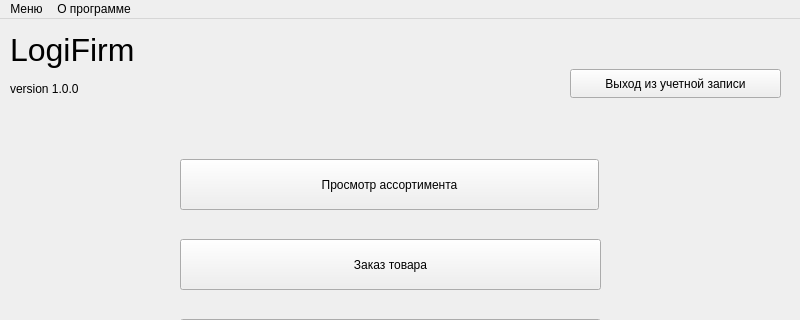
The window that client/mainwindow.ui (goldeneagle101/ProgTechMethods) describes before a commit, drawn with Qt 5; both pictures show x 0 to 800 and y 0 to 320 of the 800 by 600 pixel window.
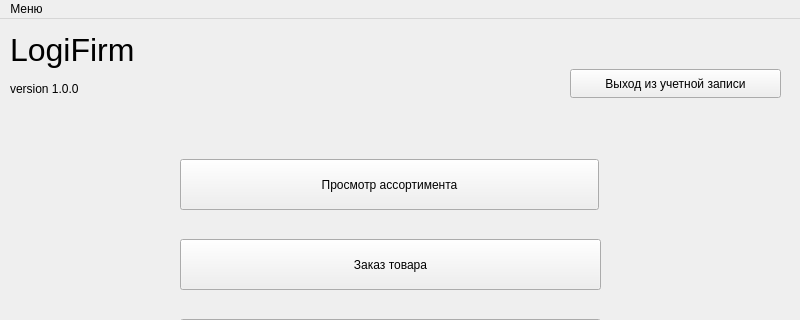
The same window after the commit.

What changed in the file:
```diff
--- a/client/mainwindow.ui
+++ b/client/mainwindow.ui
@@ -154,13 +154,7 @@
     <addaction name="separator"/>
     <addaction name="exit_from_app"/>
    </widget>
-   <widget class="QMenu" name="menu_2">
-    <property name="title">
-     <string>О программе</string>
-    </property>
-   </widget>
    <addaction name="menu"/>
-   <addaction name="menu_2"/>
   </widget>
   <widget class="QStatusBar" name="statusbar"/>
   <action name="prod_information">
```
